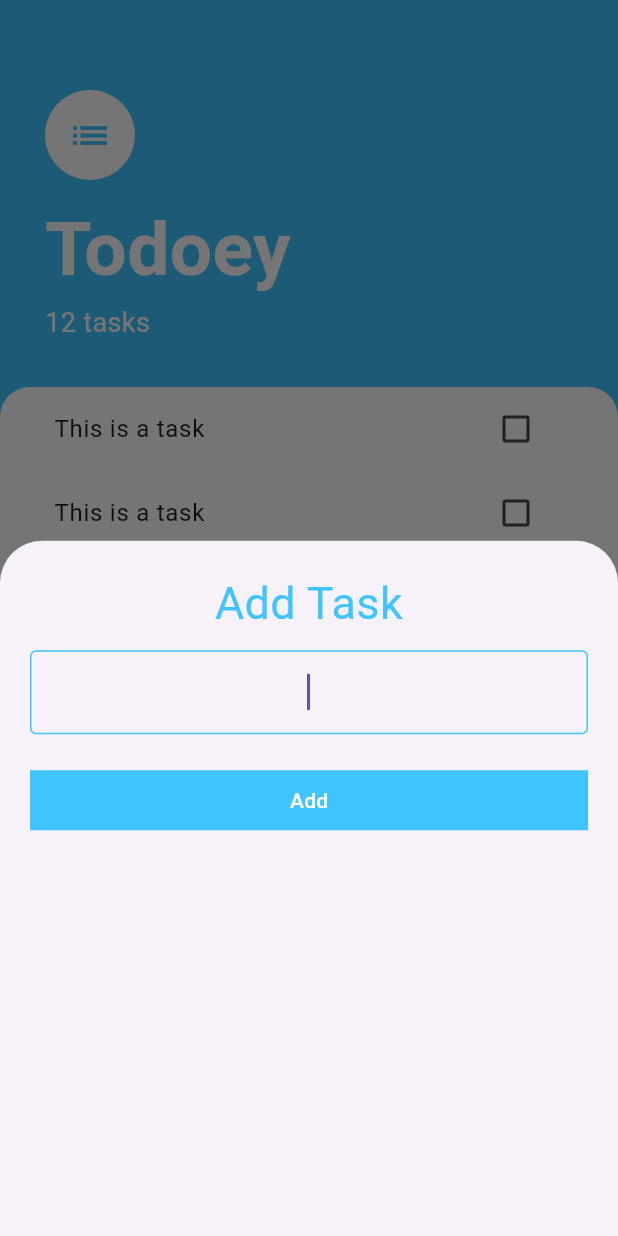
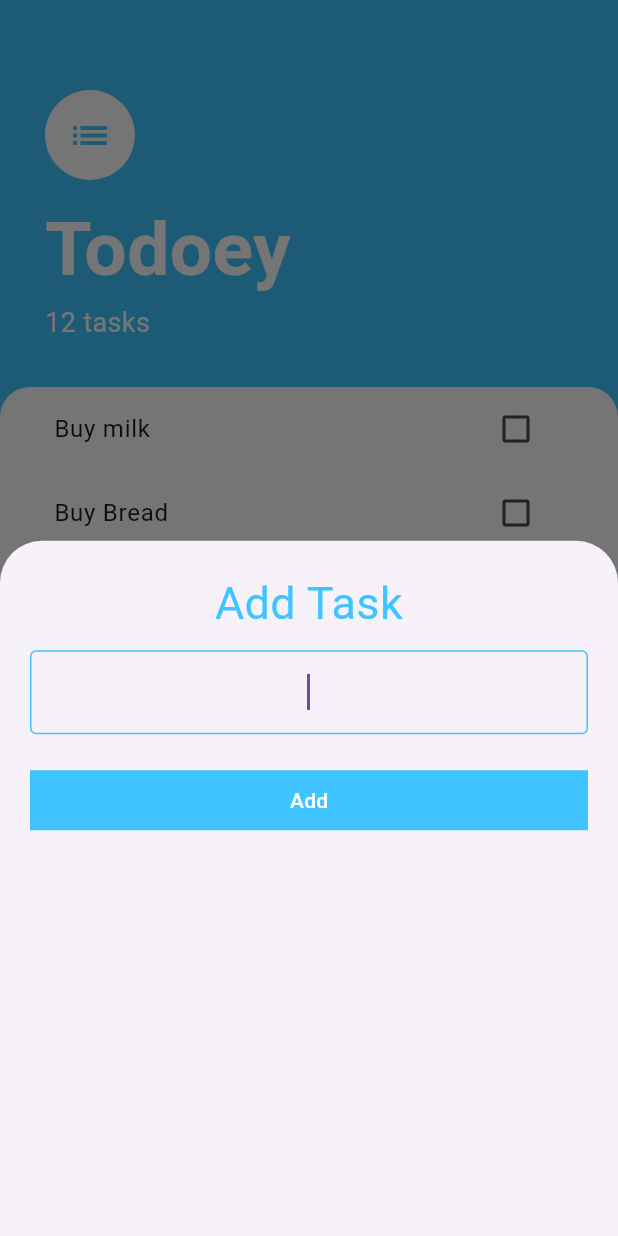
Before and after one commit to mjhabib/Flutter_Remake_Angela.Yu_Stephen.Grider_Hussain.Mustafa, a Flutter app: the screen it shows after launch, after a tap on the "add" icon, on a phone screen of 412 x 824 dp. Run offline on Flutter 3.47's test engine with Material 3 defaults, Android fonts, the phone set to English and light mode, and no system bars; our stand-ins replace animated_text_kit, audioplayers, cloud_firestore, firebase_auth, firebase_core, flutter_dotenv and 1 more; accounts and stored records are empty.

Commit message:
Add a ListView.builder to create a list of tasks dynamically

```diff
--- /dev/null
+++ b/day_12_todoey_app_with_state_management/lib/models/task.dart
@@ -0,0 +1,10 @@
+class Task {
+  final String name;
+  bool isDone;
+
+  Task({required this.name, this.isDone = false});
+
+  void toggleDone() {
+    isDone = !isDone;
+  }
+}
--- a/day_12_todoey_app_with_state_management/lib/widgets/task_tile.dart
+++ b/day_12_todoey_app_with_state_management/lib/widgets/task_tile.dart
@@ -1,13 +1,30 @@
 import 'package:flutter/material.dart';
 
 class TaskTile extends StatelessWidget {
-  const TaskTile({super.key});
+  const TaskTile({
+    super.key,
+    required this.name,
+    required this.value,
+    required this.onChanged,
+  });
+
+  final String name;
+  final bool value;
+  final ValueChanged<bool?>? onChanged;
 
   @override
   Widget build(BuildContext context) {
     return ListTile(
-      title: Text('This is a task'),
-      trailing: Checkbox(value: false, onChanged: (value) {}),
+      title: Text(
+        name,
+        style: TextStyle(decoration: value ? TextDecoration.lineThrough : null),
+      ),
+      trailing: Checkbox(
+        checkColor: Colors.white,
+        activeColor: Colors.lightBlueAccent,
+        value: value,
+        onChanged: onChanged,
+      ),
     );
   }
 }
--- a/day_12_todoey_app_with_state_management/lib/widgets/tasks_list.dart
+++ b/day_12_todoey_app_with_state_management/lib/widgets/tasks_list.dart
@@ -1,12 +1,36 @@
 import 'package:flutter/material.dart';
 
+import 'package:todoey_app/models/task.dart';
 import 'package:todoey_app/widgets/task_tile.dart';
 
-class TasksList extends StatelessWidget {
+class TasksList extends StatefulWidget {
   const TasksList({super.key});
 
   @override
+  State<TasksList> createState() => _TasksListState();
+}
+
+class _TasksListState extends State<TasksList> {
+  bool isChecked = false;
+  List<Task> tasks = [Task(name: 'Buy milk'), Task(name: 'Buy Bread')];
+
+  @override
   Widget build(BuildContext context) {
-    return ListView(children: [TaskTile(), TaskTile()]);
+    // instead of using a regular ListView to build a list of tasks, the builder only builds as many items as we can see (or fit the screen). That way, if we have hundreds of tasks, we're gonna save a lot of memory/recourses.
+    // the itemCount builds as many as tasks we have in our list
+    return ListView.builder(
+      itemCount: tasks.length,
+      itemBuilder: (context, index) {
+        return TaskTile(
+          name: tasks[index].name,
+          value: tasks[index].isDone,
+          onChanged: (newValue) {
+            setState(() {
+              tasks[index].toggleDone();
+            });
+          },
+        );
+      },
+    );
   }
 }
```
